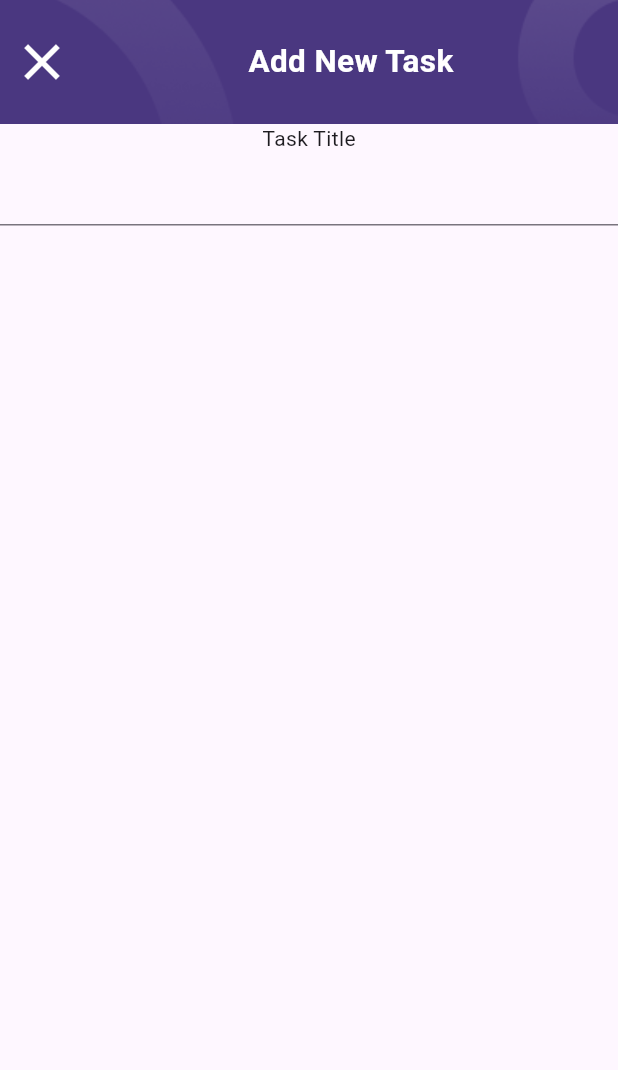
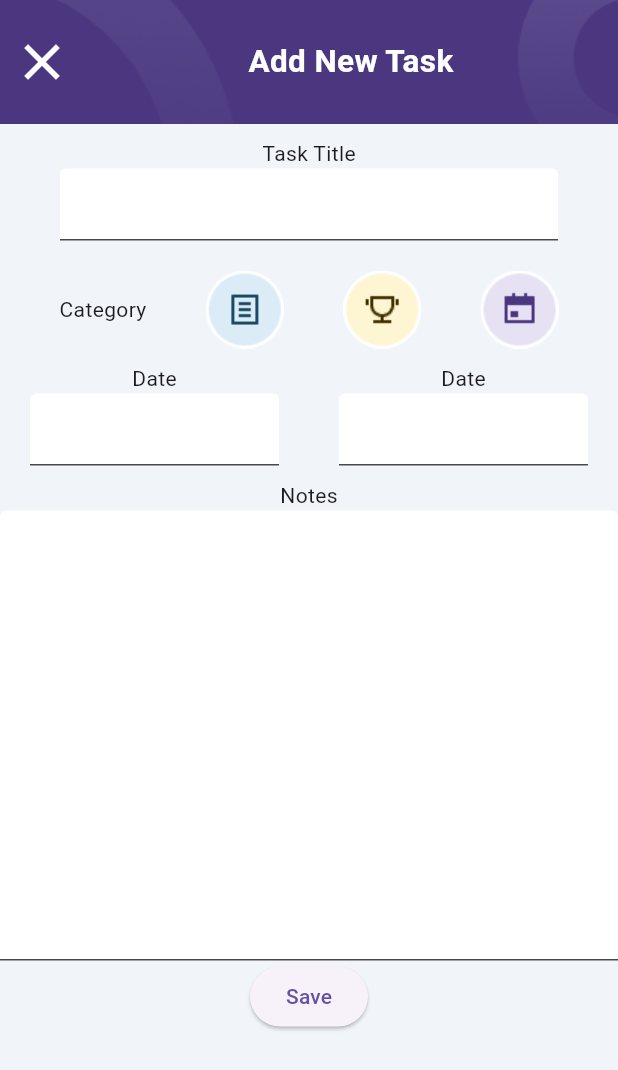
Before and after one commit to ibulutx/todoapp, a Flutter app: the AddNewTaskScreen screen opened directly, on a phone screen of 412 x 824 dp. Shown: the top 1070 px of the screen. Run offline on Flutter 3.47's test engine with Material 3 defaults, Android fonts, the phone set to English and light mode, and no system bars; our stand-ins replace hexcolor.

Commit message:
new task page added

```diff
--- a/lib/screens/add_new_task.dart
+++ b/lib/screens/add_new_task.dart
@@ -1,4 +1,6 @@
 import 'package:flutter/material.dart';
+import 'package:hexcolor/hexcolor.dart';
+import 'package:todoapp/constants/color.dart';
 
 class AddNewTaskScreen extends StatelessWidget {
   const AddNewTaskScreen({super.key});
@@ -9,7 +11,9 @@ class AddNewTaskScreen extends StatelessWidget {
     double deviceWidth = MediaQuery.of(context).size.width;
     return SafeArea(
       child: Scaffold(
-        body: Column(
+        backgroundColor: HexColor(backgroundColor),
+        body: SingleChildScrollView(
+          child: Column(
             children: [
               Container(
                 width: deviceWidth,
@@ -36,16 +40,104 @@ class AddNewTaskScreen extends StatelessWidget {
                       "Add New Task",
                       textAlign: TextAlign.center,
                       style: TextStyle(
-                          color: Colors.white, fontWeight: FontWeight.bold,
+                        color: Colors.white,
+                        fontWeight: FontWeight.bold,
                         fontSize: 21,
                       ),
                     ))
                   ],
                 ),
               ),
-            const Text("Task Title"),
-            TextField(),
+             const Padding(
+                padding: EdgeInsets.only(top:10),
+                  child: Text("Task Title")),
+              const Padding(
+                padding: EdgeInsets.symmetric(horizontal: 40,),
+                child: TextField(
+                  decoration:
+                      InputDecoration(filled: true, fillColor: Colors.white),
+                ),
+              ),
+              Padding(
+                padding: const EdgeInsets.only(top:20),
+                child: Row(
+                  mainAxisAlignment: MainAxisAlignment.spaceEvenly,
+                  children: [
+                    const Text("Category"),
+                    GestureDetector(
+                      onTap: () {
+                        ScaffoldMessenger.of(context).showSnackBar(const SnackBar(
+                            duration: Duration(microseconds: 300),
+                            content: Text("Category Selected")));
+                      },
+                      child: Image.asset("lib/assets/images/category1.png"),
+                    ),
+                    GestureDetector(
+                      onTap: () {
+                        ScaffoldMessenger.of(context).showSnackBar(const SnackBar(
+                            duration: Duration(microseconds: 300),
+                            content: Text("Category Selected")));
+                      },
+                      child: Image.asset("lib/assets/images/category2.png"),
+                    ),
+                    GestureDetector(
+                      onTap: () {
+                        ScaffoldMessenger.of(context).showSnackBar(const SnackBar(
+                            duration: Duration(microseconds: 300),
+                            content: Text("Category Selected")));
+                      },
+                      child: Image.asset("lib/assets/images/category3.png"),
+                    ),
                   ],
+                ),
+              ),
+              const Padding(
+                padding: EdgeInsets.only(top:10),
+                child: Row(
+                  children: [
+                    Expanded(
+                        child: Column(
+                      children: [
+                        Text("Date"),
+                        Padding(
+                            padding: EdgeInsets.symmetric(horizontal: 20),
+                            child: TextField(
+                              decoration: InputDecoration(
+                                  filled: true, fillColor: Colors.white),
+                            )),
+                      ],
+                    )),
+                    Expanded(
+                        child: Column(
+                      children: [
+                        Text("Date"),
+                        Padding(
+                            padding: EdgeInsets.symmetric(horizontal: 20),
+                            child: TextField(
+                              decoration: InputDecoration(
+                                  filled: true, fillColor: Colors.white),
+                            )),
+                      ],
+                    )),
+                  ],
+                ),
+              ),
+              const Padding(
+                  padding: EdgeInsets.only(top: 10),
+                  child: Text("Notes")),
+              const SizedBox(
+                height: 300,
+                child: TextField(
+                  expands: true,
+                  maxLines: null,
+                  decoration: InputDecoration(filled: true, fillColor: Colors.white,
+                  isDense: true),
+                ),
+              ),
+              ElevatedButton(onPressed: () {},
+                  child: const Text("Save"),)
+            ],
+          ),
         ),
       ),
     );
```
Also changed, not shown: lib/assets/images/category1.png (added), lib/assets/images/category2.png (added), lib/assets/images/category3.png (added). Lines whose indentation alone changed are shown as unchanged.
